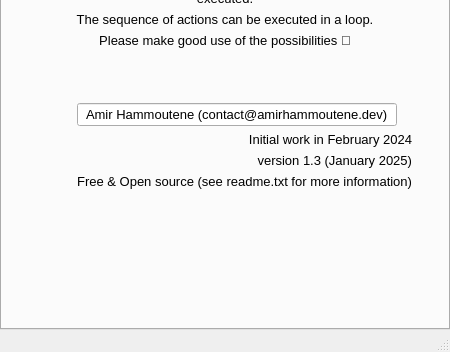
First picture: the form in mainwindow.ui, repository AmirHammouteneEI/ScheduledPasteAndKeys, before the edit; both pictures show x 0 to 450 and y 319 to 671 of the 450 by 671 pixel window.
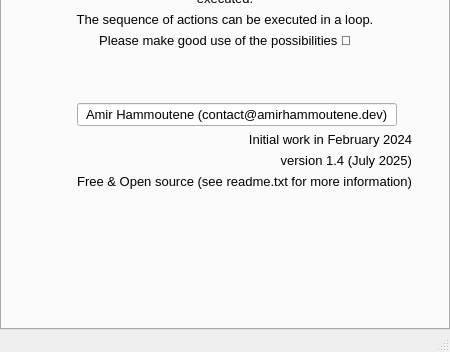
Second picture: the form after the edit. Icons and pictures are not drawn.

```diff
--- a/mainwindow.ui
+++ b/mainwindow.ui
@@ -329,7 +329,7 @@
               </font>
              </property>
              <property name="text">
-              <string>version 1.3 (January 2025)</string>
+              <string>version 1.4 (July 2025)</string>
              </property>
              <property name="alignment">
               <set>Qt::AlignmentFlag::AlignRight|Qt::AlignmentFlag::AlignTrailing|Qt::AlignmentFlag::AlignVCenter</set>
```
